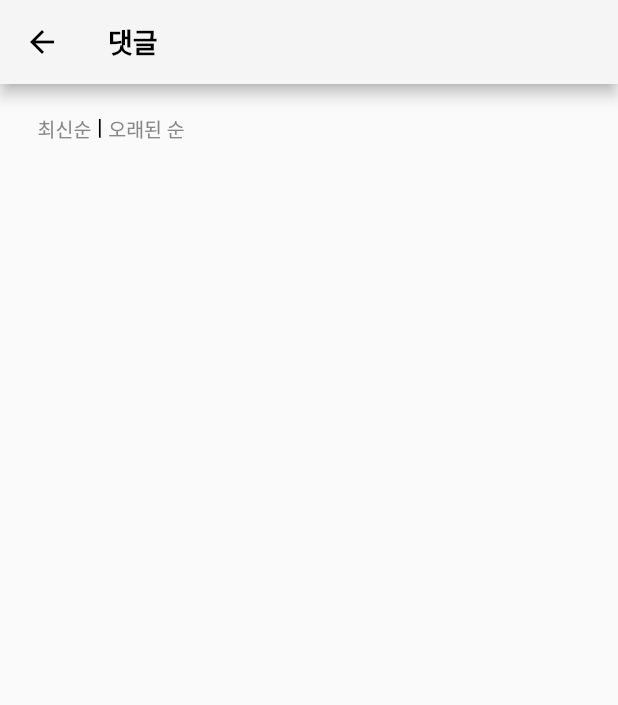
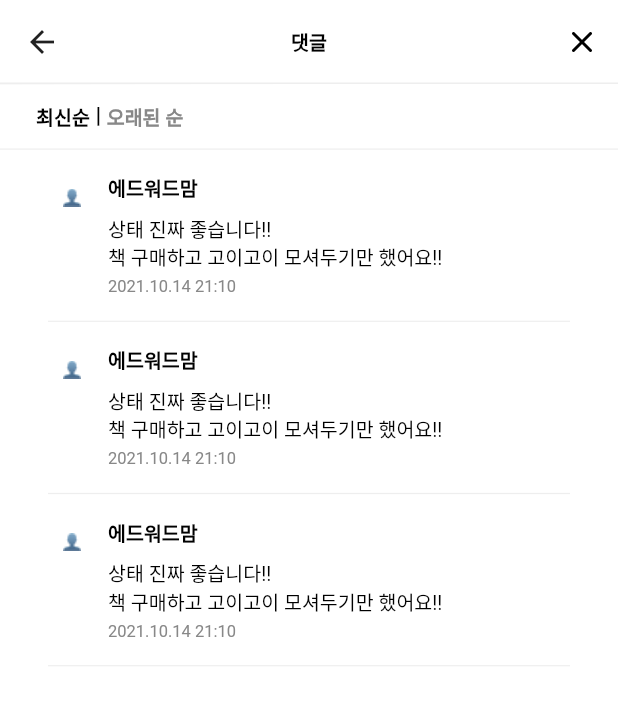
Before and after one commit to Duckprogram/app_flutter, a Flutter app: the PostHome screen opened directly with sample values from the repository, after a tap on "더보기 >", on a phone screen of 412 x 824 dp. Shown: the top 705 px of the screen. Run offline on Flutter 3.47's test engine with Material 2 defaults, Android fonts, the phone set to English and light mode, and no system bars; our stand-ins replace dio, flutter_secure_storage, image_picker; missing offline and left inert: kakao_flutter_sdk; accounts and stored records are empty; network calls fail; Roboto replaces fonts that are missing (Spoqa Han Sans Neo).

Commit message:
[fix] 전체 UI 업데이트

```diff
--- a/lib/styles/styles.dart
+++ b/lib/styles/styles.dart
@@ -153,6 +153,14 @@ const body2Bold = TextStyle(
   fontWeight: FontWeight.w700,
 );
 
+
+const body2BoldGray3 = TextStyle(
+  color: gray03,
+  fontSize: 13,
+  fontFamily: "Spoqa Han Sans Neo",
+  fontWeight: FontWeight.w700,
+);
+
 const caption = TextStyle(
   fontSize: 11,
   fontFamily: "Spoqa Han Sans Neo",
--- /dev/null
+++ b/lib/ui/post/commentList.dart
@@ -0,0 +1,43 @@
+import 'package:flutter/material.dart';
+import '../../styles/styles.dart';
+//list 비교 함수
+
+Widget commentlist = Container(
+    child: ListView.builder(
+        shrinkWrap: true,
+        physics: AlwaysScrollableScrollPhysics(),
+        itemCount: 3,
+        padding: const EdgeInsets.only(bottom: 30),
+        itemBuilder: (context, index) => Container(
+            padding: EdgeInsets.symmetric(vertical: 16),
+            decoration: BorderBottom,
+            child: Row(
+              crossAxisAlignment: CrossAxisAlignment.start,
+              mainAxisAlignment: MainAxisAlignment.start,
+              children: [
+                Container(
+                  padding: EdgeInsets.only(right: 8),
+                  child: Image.asset('assets/images/ic_person.png',
+                      width: 32, height: 32),
+                ),
+                Column(
+                  crossAxisAlignment: CrossAxisAlignment.start,
+                  mainAxisAlignment: MainAxisAlignment.start,
+                  children: [
+                    Container(
+                        padding: EdgeInsets.only(bottom: 8),
+                        child: Text(
+                          "에드워드맘",
+                          style: body2Bold,
+                        )),
+                    Container(
+                        padding: EdgeInsets.only(bottom: 4),
+                        child: Text(
+                          "상태 진짜 좋습니다!! \n책 구매하고 고이고이 모셔두기만 했어요!!",
+                          style: body2,
+                        )),
+                    Text("2021.10.14 21:10", style: captionGray03)
+                  ],
+                )
+              ],
+            ))));
--- a/lib/ui/post/postcomment.dart
+++ b/lib/ui/post/postcomment.dart
@@ -1,3 +1,5 @@
+import 'package:duckie_app/components/Icons.dart';
+import 'package:duckie_app/ui/post/commentList.dart';
 import 'package:flutter/material.dart';
 import 'package:provider/provider.dart';
 import '../../../common/type.dart';
@@ -35,68 +37,48 @@ class _PostCommentState extends State<PostComment> {
   @override
   Widget build(BuildContext context) {
     AppBar appBarSection = AppBar(
-      leading: IconButton(
-        icon: Icon(Icons.arrow_back, color: Colors.black),
-        onPressed: () => Navigator.of(context).pop(),
-      ),
+      shape: Border(bottom: BorderSide(color: gray07, width: 1)),
+      backgroundColor: white,
+      foregroundColor: gray01,
+      elevation: 0.1,
       title: Text(
         "댓글",
-        style: h4,
+        style: body2Bold,
       ),
-      backgroundColor: gray08,
+      centerTitle: true,
+      actions: <Widget>[
+        IconButton(
+            icon: iconImageSmall("close", 24.0),
+            onPressed: () => Navigator.of(context).pop()),
+      ],
     );
-    Widget titleSection = Container(
-        padding: EdgeInsets.only(left: 25, top: 15),
-        child: Text(
-          _postitem.title.toString(),
-          style: h2,
+    Widget commentNavigation = Container(
+        padding: EdgeInsets.symmetric(vertical: 12, horizontal: 24),
+        decoration: BorderBottom,
+        child: Row(
+          mainAxisAlignment: MainAxisAlignment.start,
+          crossAxisAlignment: CrossAxisAlignment.start,
+          children: [
+            GestureDetector(
+              child: Text("최신순", style: body2Bold),
+            ),
+            Text(" | ", style: body1Bold),
+            GestureDetector(
+              child: Text("오래된 순", style: body2BoldGray3),
+            )
+          ],
         ));
-
-
-    Widget CommentNavigation = Container(
-      padding: EdgeInsets.only(left: 25, top : 20, right : 25 ),
-      child : Row(
-        mainAxisAlignment : MainAxisAlignment.start,
-        crossAxisAlignment : CrossAxisAlignment.start,
-        children: [
-           GestureDetector(
-              child: Text("최신순", style : body2Gray03),
-           ),
-          Text(" | ", style : body1Bold),
-          GestureDetector(
-              child: Text("오래된 순", style : body2Gray03),
-          )
-        ],
-      )
-    );
-
-    Widget commentlist = Container(
-      padding: EdgeInsets.only(left: 25, top: 15),
-      // padding: flex,
-      // child: ListView.builder(
-      //     shrinkWrap: true,
-      //     physics: AlwaysScrollableScrollPhysics(),
-      //     itemCount: postitemlist?.length ?? 0,
-      //     padding: const EdgeInsets.all(6.0),
-      //     itemBuilder: (context, index) => ListTile(
-      //           shape: RoundedRectangleBorder(
-      //               side: BorderSide(color: Colors.grey, width: 0.5),
-      //               borderRadius: BorderRadius.circular(5)),
-      //           title: Text(postitemlist![index].title.toString() +
-      //               postitemlist[index].username.toString() +
-      //               postitemlist[index].views.toString()),
-      //           minVerticalPadding: 50,
-      //         ))
-      //   );
-    );
 
     return Scaffold(
         appBar: appBarSection,
+        backgroundColor: white,
         body: Column(
           crossAxisAlignment: CrossAxisAlignment.start,
           children: [
-            CommentNavigation,
-            commentlist
+            commentNavigation,
+            SingleChildScrollView(
+                padding: EdgeInsets.symmetric(horizontal: 32),
+                child: commentlist)
           ],
         ));
   }
--- a/lib/ui/post/posthome.dart
+++ b/lib/ui/post/posthome.dart
@@ -1,4 +1,5 @@
 import 'package:duckie_app/components/Icons.dart';
+import 'package:duckie_app/ui/post/commentList.dart';
 import 'package:duckie_app/utils/utils.dart';
 import 'package:flutter/material.dart';
 import '../../styles/styles.dart';
@@ -49,7 +50,6 @@ class _PostHomeState extends State<PostHome> {
   @override
   Widget build(BuildContext context) {
     AppBar appBarSection = AppBar(
-      shape: Border(bottom: BorderSide(color: gray07, width: 1)),
       backgroundColor: white,
       foregroundColor: gray01,
       elevation: 0.1,
@@ -79,7 +79,6 @@ class _PostHomeState extends State<PostHome> {
           style: h2,
         ));
     Widget writerSection = Container(
-      decoration: BorderBottom,
       padding: EdgeInsets.only(bottom: 24),
       child: Row(
         children: [
@@ -117,48 +116,36 @@ class _PostHomeState extends State<PostHome> {
     );
 
     Widget postSection = Container(
-        decoration: BorderBottom,
         padding: EdgeInsets.symmetric(vertical: 36),
         child: Text(
           _postitem.content.toString(),
           style: body1,
         ));
 
-    Widget CommentNavigation = Container(
+    Widget commentNavigation = Container(
+        padding: EdgeInsets.symmetric(vertical: 8),
         child: Row(
           mainAxisAlignment: MainAxisAlignment.spaceBetween,
           crossAxisAlignment: CrossAxisAlignment.start,
           children: [
-        Text("댓글 " + _postitem.views.toString(), style: body1Bold),
+            Row(
+              mainAxisAlignment: MainAxisAlignment.center,
+              crossAxisAlignment: CrossAxisAlignment.center,
+              children: [
+                Text("댓글 ", style: body1Bold),
+                Text(_postitem.views.toString(), style: body1BoldPrimary),
+              ],
+            ),
             GestureDetector(
-            child: Text("더보기 >", style: body2Gray03), onTap: _movePostComment)
+                child: Text("더보기 >", style: body2BoldGray3),
+                onTap: _movePostComment)
           ],
         ));
-
-    Widget commentlist = Container(
-      padding: EdgeInsets.only(left: 25, top: 15),
-      // padding: flex,
-      // child: ListView.builder(
-      //     shrinkWrap: true,
-      //     physics: AlwaysScrollableScrollPhysics(),
-      //     itemCount: postitemlist?.length ?? 0,
-      //     padding: const EdgeInsets.all(6.0),
-      //     itemBuilder: (context, index) => ListTile(
-      //           shape: RoundedRectangleBorder(
-      //               side: BorderSide(color: Colors.grey, width: 0.5),
-      //               borderRadius: BorderRadius.circular(5)),
-      //           title: Text(postitemlist![index].title.toString() +
-      //               postitemlist[index].username.toString() +
-      //               postitemlist[index].views.toString()),
-      //           minVerticalPadding: 50,
-      //         ))
-      //   );
-    );
 
     return Scaffold(
         appBar: appBarSection,
         backgroundColor: white,
-        body: Container(
+        body: SingleChildScrollView(
             padding: EdgeInsets.symmetric(horizontal: 32),
             child: Column(
               crossAxisAlignment: CrossAxisAlignment.start,
@@ -168,7 +155,7 @@ class _PostHomeState extends State<PostHome> {
                 dividerLine,
                 postSection,
                 dividerLine,
-                CommentNavigation,
+                commentNavigation,
                 commentlist
               ],
             )));
--- a/lib/ui/search/search_page.dart
+++ b/lib/ui/search/search_page.dart
@@ -58,9 +58,13 @@ class _SearchPageState extends State<SearchPage> {
           automaticallyImplyLeading: false,
           backgroundColor: white,
           foregroundColor: gray01,
+          elevation: 0.1,
+          shape: Border(bottom: BorderSide(color: gray07, width: 1)),
+          centerTitle: true,
           title: Text(
             "검색",
             style: body2Bold,
+            textAlign: TextAlign.center,
           )),
       body: _buildbody(),
     );
```
Also changed, not shown: lib/components/postScrollView.dart (+6 -7 lines), lib/ui/home/channellist.dart (+50 -23 lines), lib/ui/notification/notification_page.dart (+6 -3 lines), assets/images/ic_channel_default.png (added), assets/images/ic_close.png (added). Lines whose indentation alone changed are shown as unchanged.
